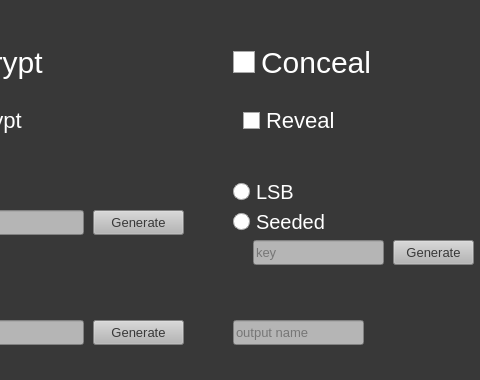
enscrypted/cZip, file src/mainwindow.ui: the form before one commit; both pictures show x 447 to 927 and y 0 to 380 of the 927 by 628 pixel window.
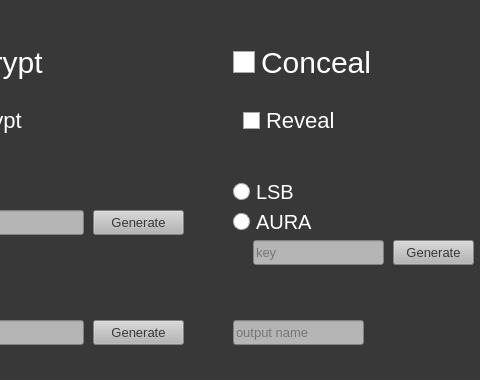
The form after the commit.

What changed in the file:
```diff
--- a/src/mainwindow.ui
+++ b/src/mainwindow.ui
@@ -586,7 +586,7 @@
 QRadioButton { font-size: 20px; }</string>
        </property>
        <property name="text">
-        <string>Seeded</string>
+        <string>AURA</string>
        </property>
       </widget>
       <widget class="QRadioButton" name="lsb">
```
Left out of the diff: 12 changed lines with no effect on the pictures.
